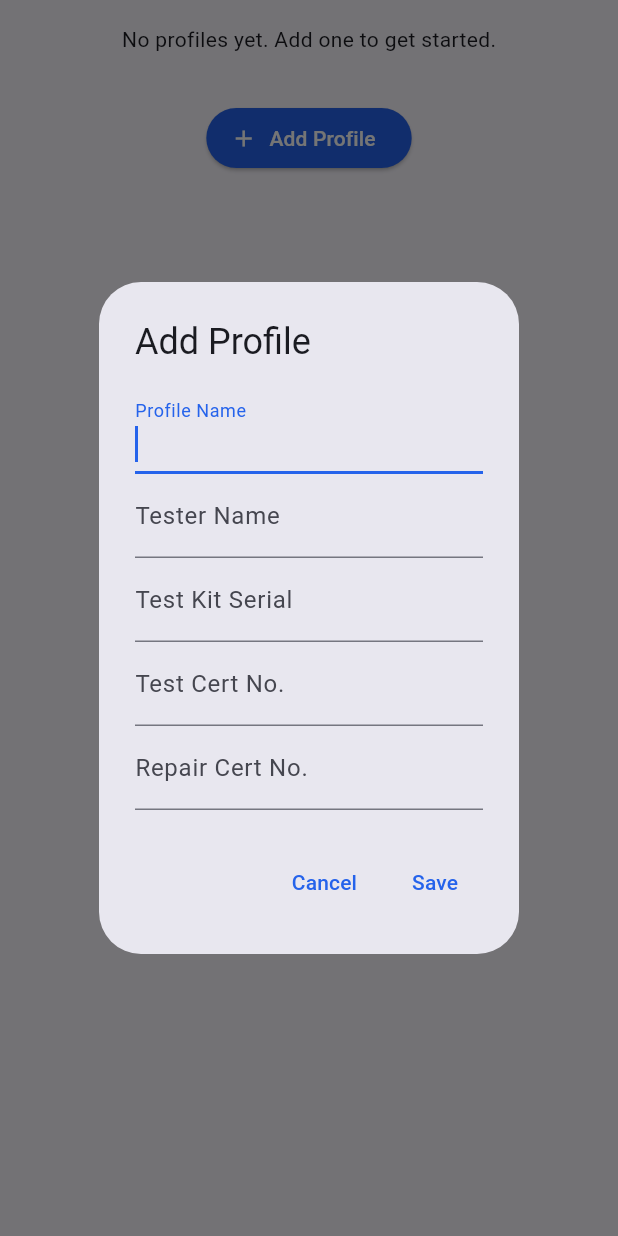
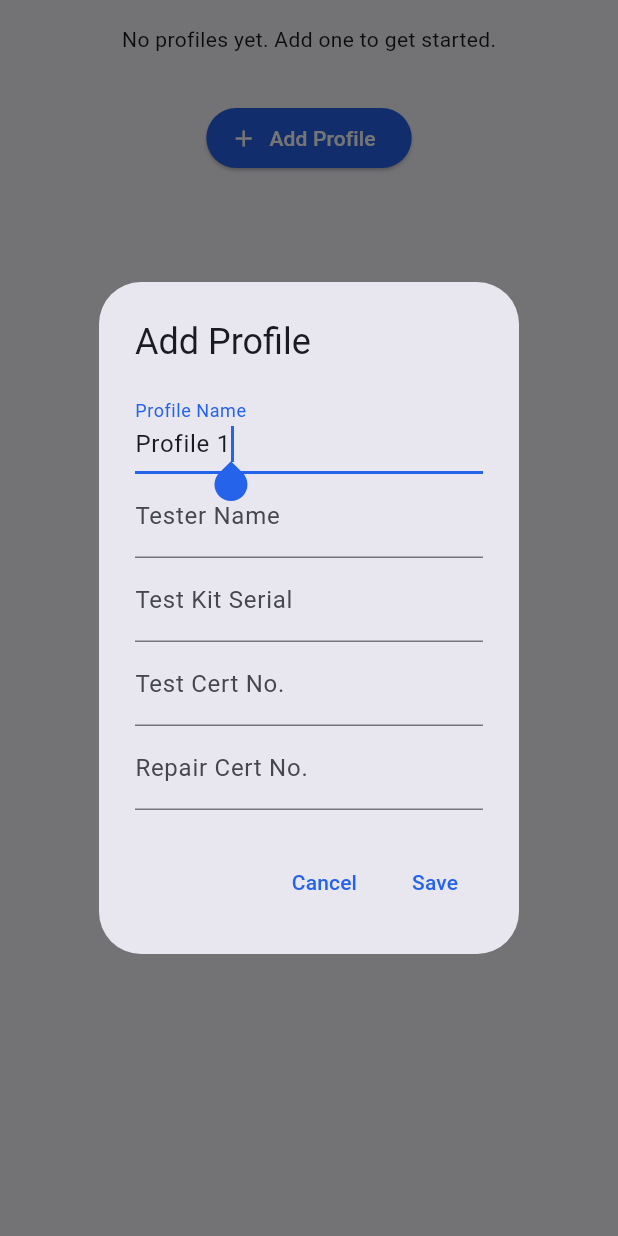
Before and after one commit to muddxyii/ReportFlow, a Flutter app: the TesterProfiles widget shown alone on an empty page, opened directly, after a tap on "Add Profile", on a phone screen of 412 x 824 dp. Run offline on Flutter 3.47's test engine with Material 3 defaults, Android fonts, the phone set to English and light mode, and no system bars; our stand-ins replace package_info_plus, shared_preferences; accounts and stored records are empty.

Commit message:
Add automatic profile naming

```diff
--- a/lib/features/settings/presentation/profiles/profit_edit_dialog.dart
+++ b/lib/features/settings/presentation/profiles/profit_edit_dialog.dart
@@ -3,10 +3,12 @@ import 'package:report_flow/core/models/profile.dart';
 
 class ProfileEditDialog extends StatefulWidget {
   final Profile? profile;
+  final String profileCount;
   final Future<void> Function(Profile) onSave;
 
   const ProfileEditDialog({
     this.profile,
+    this.profileCount = '',
     required this.onSave,
     super.key,
   });
@@ -36,7 +38,10 @@ class _ProfileEditDialogState extends State<ProfileEditDialog> {
   void initState() {
     super.initState();
     final profile = widget.profile ?? Profile();
-    _profileNameController = TextEditingController(text: profile.profileName);
+    _profileNameController = TextEditingController(
+        text: profile.profileName.isEmpty
+            ? 'Profile ${widget.profileCount}'
+            : profile.profileName);
     _testerNameController = TextEditingController(text: profile.testerName);
     _serialController = TextEditingController(text: profile.testKitSerial);
     _testCertController = TextEditingController(text: profile.testCertNo);
--- a/lib/features/settings/presentation/profiles/tester_profiles.dart
+++ b/lib/features/settings/presentation/profiles/tester_profiles.dart
@@ -49,6 +49,7 @@ class TesterProfiles extends StatelessWidget {
     showDialog(
       context: context,
       builder: (context) => ProfileEditDialog(
+        profileCount: viewModel.profileCount.toString(),
         onSave: (profile) async {
           await viewModel.addProfile(profile);
           if (context.mounted) {
--- a/lib/features/settings/settings_viewmodel.dart
+++ b/lib/features/settings/settings_viewmodel.dart
@@ -18,6 +18,8 @@ class SettingsViewModel extends ChangeNotifier {
   String get companyCopyright => '© 2024-${DateTime.now().year} AnyBackflow';
 
   get profiles => _profiles;
+
+  get profileCount => _profiles.length + 1;
 
   Future<void> _initializeAppNameWithVersion() async {
     final packageInfo = await PackageInfo.fromPlatform();
```
